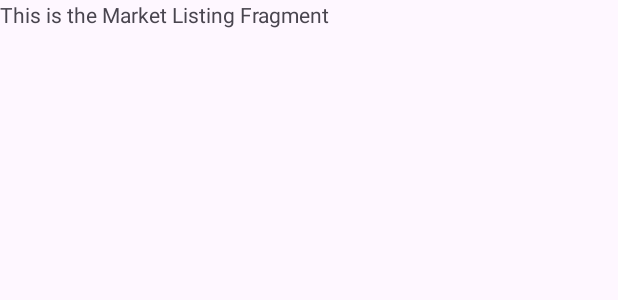
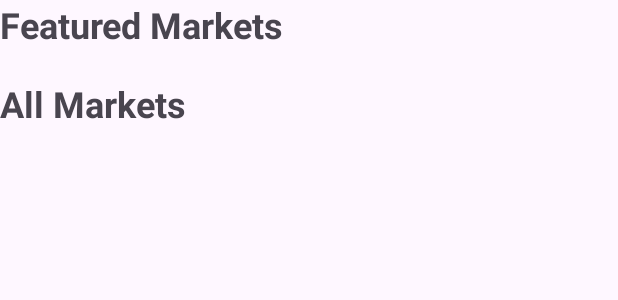
Before and after one commit to CodePath-AND102-Group-12/Temp, an Android app: the layout fragment_market_listing.xml on its own in the app's theme, with its tools: preview values and no code run, on a phone screen of 412 x 824 dp. Shown: the top 300 px of the screen. Run offline under Robolectric (Android 15) with nearby library versions, the phone set to English and light mode, and no system bars.

Commit message:
base for recycler view - need to implement though

```diff
--- a/app/src/main/res/layout/fragment_market_listing.xml
+++ b/app/src/main/res/layout/fragment_market_listing.xml
@@ -3,12 +3,54 @@
     xmlns:tools="http://schemas.android.com/tools"
     android:layout_width="match_parent"
     android:layout_height="match_parent"
+    xmlns:app="http://schemas.android.com/apk/res-auto"
     tools:context=".fragments.MarketListingFragment">
 
     <!-- TODO: Update blank fragment layout -->
-    <TextView
+
+    <androidx.constraintlayout.widget.ConstraintLayout
         android:layout_width="match_parent"
-        android:layout_height="match_parent"
-        android:text="This is the Market Listing Fragment" />
+        android:layout_height="match_parent">
+
+        <TextView
+            android:id="@+id/featuredMarkets"
+            android:layout_width="wrap_content"
+            android:layout_height="wrap_content"
+            android:text="Featured Markets"
+            android:textSize="24sp"
+            android:textStyle="bold"
+            app:layout_constraintStart_toStartOf="parent"
+            app:layout_constraintTop_toTopOf="parent" />
+
+        <!-- Horizontal RV to have "featured" or "sponsored" markets - probably just keep as some random 3 from the list.
+
+         This could be a way to generate revenue for the app. -->
+        <androidx.recyclerview.widget.RecyclerView
+            android:id="@+id/featuredMarketsRecyclerView"
+            android:scrollbars="horizontal"
+            android:layout_width="match_parent"
+            android:layout_height="wrap_content"
+            app:layout_constraintTop_toBottomOf="@id/featuredMarkets"/>
+
+        <TextView
+            android:id="@+id/allMarkets"
+            android:layout_width="wrap_content"
+            android:layout_height="wrap_content"
+            android:textSize="24sp"
+            android:textStyle="bold"
+            android:layout_marginTop="20dp"
+            app:layout_constraintTop_toBottomOf="@id/featuredMarketsRecyclerView"
+            app:layout_constraintStart_toStartOf="parent"
+            android:text="All Markets" />
+
+        <!-- Vertical RV to list all of the markets -->
+        <androidx.recyclerview.widget.RecyclerView
+            android:id="@+id/allMarketsRecyclerView"
+            android:layout_width="match_parent"
+            android:layout_height="wrap_content"
+            app:layout_constraintTop_toBottomOf="@id/allMarkets"/>
+
+
+    </androidx.constraintlayout.widget.ConstraintLayout>
 
 </FrameLayout>
```
